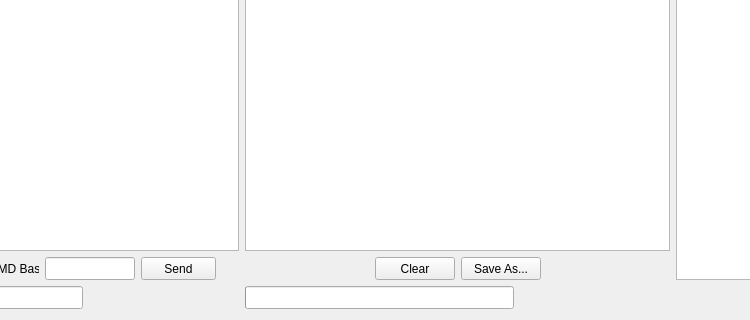
The window that src/user-interfaces/gui-custom-cmd.ui (Donn13Darko/uC_Interfacer) describes before a commit, drawn with Qt 5; both pictures show x 197 to 947 and y 100 to 420 of the 1050 by 420 pixel window.
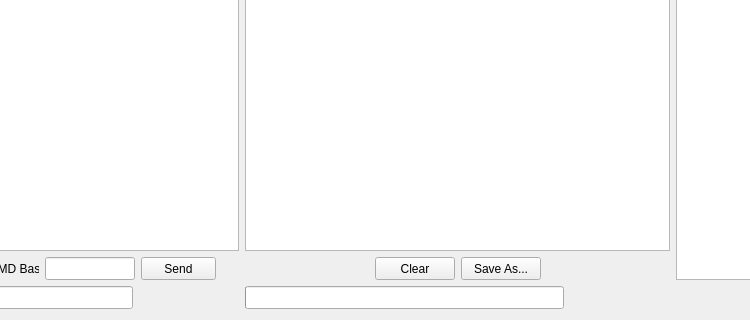
The same window after the commit.

What changed in the file:
```diff
--- a/src/user-interfaces/gui-custom-cmd.ui
+++ b/src/user-interfaces/gui-custom-cmd.ui
@@ -504,7 +504,7 @@
          </property>
          <property name="minimumSize">
           <size>
-           <width>150</width>
+           <width>100</width>
            <height>23</height>
           </size>
          </property>
@@ -770,7 +770,7 @@
          </property>
          <property name="minimumSize">
           <size>
-           <width>150</width>
+           <width>100</width>
            <height>23</height>
           </size>
          </property>
```
